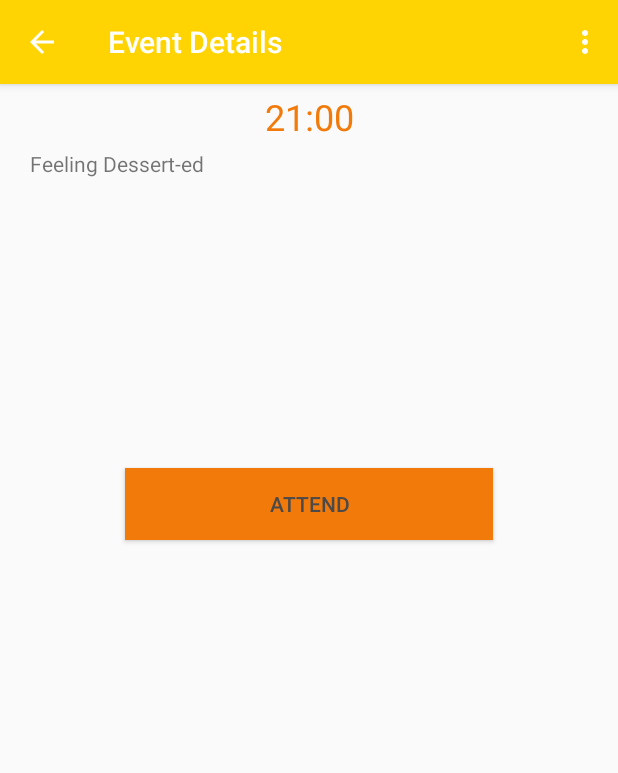
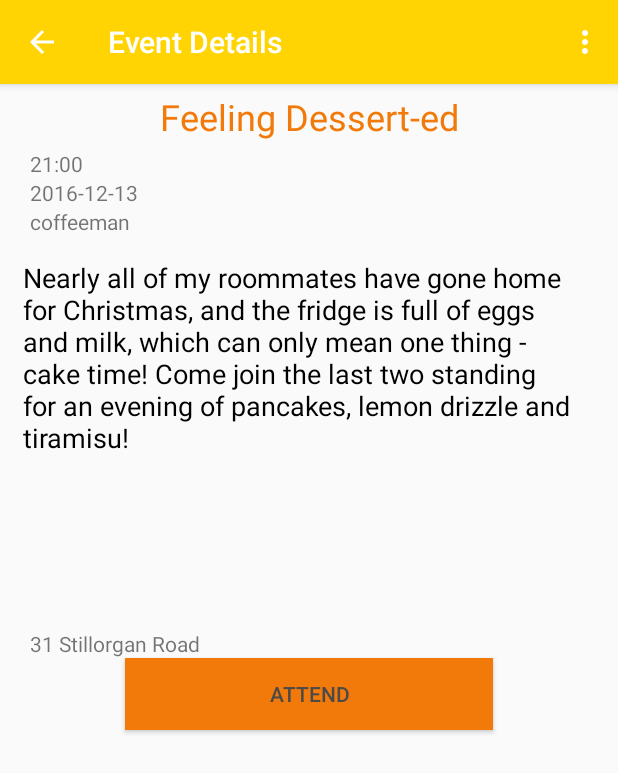
Before and after one commit to silsal/UCDine, an Android app: the EventList screen opened directly, with no data from a screen before it, after a tap on "Feeling Dessert-ed", on a phone screen of 412 x 824 dp. Shown: the top 773 px of the screen. Run offline under Robolectric (Android 15) with nearby library versions, the light colour scheme and no system bars.

Commit message:
adding event list

```diff
--- a/app/src/main/java/com/example/saorla/ucdfood/EventDetail.java
+++ b/app/src/main/java/com/example/saorla/ucdfood/EventDetail.java
@@ -2,6 +2,7 @@ package com.example.saorla.ucdfood;
 
 import android.content.DialogInterface;
 import android.content.Intent;
+import android.content.SharedPreferences;
 import android.media.Image;
 import android.os.Bundle;
 import android.support.v4.app.Fragment;
@@ -43,23 +44,47 @@ public class EventDetail extends AppCompatActivity {
     public final static String ADDRESS_MESSAGE = "address";
     public final static String IS_ATTENDING_MESSAGE = "is_attending";
     public final static String CAN_ATTEND_MESSAGE = "can_attend";
-    public int points = 3;
+    public final static String POINTS_MESSAGE = "points";
+    public final static String EID_MESSAGE = "eid";
+    int int_is_attending;
+    int int_can_attend;
+    int int_points;
 
+    String title ="";
+    String host = "";
+    String details="";
+    String time="";
+    String date="";
+    String address="";
+    String is_attending="";
+    String can_attend="";
+    String points="";
+    String eid="";
+
+    MyDBHandler helperevent = new MyDBHandler(this);
 
     @Override
     protected void onCreate(Bundle savedInstanceState) {
         super.onCreate(savedInstanceState);
         setContentView(R.layout.event_detail);
         onButtonClickListener();
-        String title ="";
-        String host = "";
-        String details="";
         Intent intent = getIntent();
         if (null != intent) {
             title = intent.getStringExtra(EventList.TITLE_MESSAGE);
             host = intent.getStringExtra(EventList.HOST_MESSAGE);
             details = intent.getStringExtra(EventList.DETAILS_MESSAGE);
+            time = intent.getStringExtra(EventList.TIME_MESSAGE);
+            date = intent.getStringExtra(EventList.DATE_MESSAGE);
+            address = intent.getStringExtra(EventList.ADDRESS_MESSAGE);
+            is_attending = intent.getStringExtra(EventList.IS_ATTENDING_MESSAGE);
+           can_attend = intent.getStringExtra(EventList.CAN_ATTEND_MESSAGE);
+            points = intent.getStringExtra(EventList.POINTS_MESSAGE);
+            eid = intent.getStringExtra(EventList.EID_MESSAGE);
         }
+        int_is_attending = Integer.parseInt(is_attending);
+        int_can_attend =  Integer.parseInt(can_attend);
+        int_points = Integer.parseInt(points);
+
 
         TextView titleTxt = (TextView) findViewById(R.id.title);
         titleTxt.setText(title);
@@ -67,8 +92,17 @@ public class EventDetail extends AppCompatActivity {
         TextView hostTxt = (TextView) findViewById(R.id.host);
         hostTxt.setText(host);
 
+        TextView timeTxt = (TextView) findViewById(R.id.time);
+        timeTxt.setText(time);
+
         TextView descriptionTxt = (TextView) findViewById(R.id.description);
         descriptionTxt.setText(details);
+
+        TextView dateTxt = (TextView) findViewById(R.id.date);
+        dateTxt.setText(date);
+
+        TextView addressTxt = (TextView) findViewById(R.id.address);
+        addressTxt.setText(address);
 
 
 // confirmation alert box
@@ -84,13 +118,21 @@ public class EventDetail extends AppCompatActivity {
                                 .setPositiveButton("Yes", new DialogInterface.OnClickListener() {
                                     @Override
                                     public void onClick(DialogInterface dialog, int which) {
-                                        if (points < 1){
-                                            Toast.makeText(getApplicationContext(), "Sorry, you dont have any points left on your account, try hosting an event to earn points!", Toast.LENGTH_LONG).show();
-                                        }else {
-                                            points -= 1;
-                                            Toast.makeText(getApplicationContext(), "One point has been deducted from your account", Toast.LENGTH_LONG).show();
-                                            dialog.cancel();
-                                        }}
+                                        String user = getIdfromSharedPreference();
+                                        int id = Integer.parseInt(user);
+                                        int int_eid = Integer.parseInt(eid);
+//                                        if (int_is_attending >=1) {
+                                            if (int_points <1) {
+                                                Toast.makeText(getApplicationContext(), "Sorry, you dont have any points left on your account, try hosting an event to earn points!", Toast.LENGTH_LONG).show();
+                                            } else {
+                                                helperevent.reducePoints(id);
+                                                helperevent.reduceAvailableNumber(int_eid);
+                                                Toast.makeText(getApplicationContext(), "One point has been deducted from your account", Toast.LENGTH_LONG).show();
+                                                dialog.cancel();
+                                                int_points --;
+                                            }
+//                                        }
+                                    }
                                 })
                                 .setNegativeButton("No",new DialogInterface.OnClickListener(){
                                     @Override
@@ -103,9 +145,15 @@ public class EventDetail extends AppCompatActivity {
                         alert.show();
                     }
                 }
-        );
+        );}
+    public String getIdfromSharedPreference() {
+        SharedPreferences prefs = getSharedPreferences("User_Id", 0);
+        String extractedText = prefs.getString("shared_ref_id", "No ID found");
 
+        return extractedText;
     }
+
+
     @Override
     public boolean onCreateOptionsMenu(Menu menu){
         getMenuInflater().inflate(R.menu.event_detail_main, menu);
--- a/app/src/main/java/com/example/saorla/ucdfood/EventList.java
+++ b/app/src/main/java/com/example/saorla/ucdfood/EventList.java
@@ -45,6 +45,8 @@ public class EventList extends AppCompatActivity implements AsyncResponse{
     public final static String ADDRESS_MESSAGE = "address";
     public final static String IS_ATTENDING_MESSAGE = "is_attending";
     public final static String CAN_ATTEND_MESSAGE = "can_attend";
+    public final static String POINTS_MESSAGE = "points";
+    public final static String EID_MESSAGE = "eid";
     String[] host;
     String[] time;
     String[] title;
@@ -54,6 +56,7 @@ public class EventList extends AppCompatActivity implements AsyncResponse{
     String[] points;
     String[] address;
     String[] date;
+    String[] eid;
 
     @Override
     protected void onCreate(Bundle savedInstanceState) {
@@ -76,14 +79,16 @@ public class EventList extends AppCompatActivity implements AsyncResponse{
             public void onItemClick(AdapterView<?> parent, View v, int pos, long id) {
 //                Toast.makeText(getApplicationContext(), eventDetailList[pos], Toast.LENGTH_LONG).show();
                 Intent intent = new Intent(getApplicationContext(), EventDetail.class);
-                intent.putExtra(TITLE_MESSAGE, host[pos]);
-                intent.putExtra(HOST_MESSAGE,title[pos]);
+                intent.putExtra(TITLE_MESSAGE, title[pos]);
+                intent.putExtra(HOST_MESSAGE,host[pos]);
                 intent.putExtra(DETAILS_MESSAGE, description[pos]);
-                intent.putExtra(DETAILS_MESSAGE, date[pos]);
-                intent.putExtra(DETAILS_MESSAGE, address[pos]);
-                intent.putExtra(DETAILS_MESSAGE, is_attending[pos]);
-                intent.putExtra(DETAILS_MESSAGE, can_attend[pos]);
-                intent.putExtra(DETAILS_MESSAGE, points[pos]);
+                intent.putExtra(DATE_MESSAGE, date[pos]);
+                intent.putExtra(TIME_MESSAGE, time[pos]);
+                intent.putExtra(ADDRESS_MESSAGE, address[pos]);
+                intent.putExtra(IS_ATTENDING_MESSAGE, is_attending[pos]);
+                intent.putExtra(CAN_ATTEND_MESSAGE, can_attend[pos]);
+                intent.putExtra(POINTS_MESSAGE, points[pos]);
+                intent.putExtra(EID_MESSAGE, eid[pos]);
                 startActivity(intent);
             }
         });
@@ -111,19 +116,6 @@ public class EventList extends AppCompatActivity implements AsyncResponse{
             ArrayList<String[]> eventsString = helper.eventinfostr();
 
 
-//            String[] events = eventsString.get(0);
-//            String[] time = eventsString.get(2);
-//            String[] host = eventsString.get(1);
-//            String[] description = eventsString.get(5);
-//
-//            ArrayList<String[]> eventstuff = new ArrayList<>();
-//
-//            eventstuff.add(events);
-//            eventstuff.add(time);
-//            eventstuff.add(host);
-//            eventstuff.add(description);
-
-
             return eventsString;
 
 
@@ -143,28 +135,24 @@ public class EventList extends AppCompatActivity implements AsyncResponse{
             is_attending = new String[response_size];
             points = new String[response_size];
             address = new String[response_size];
-
+            eid = new String[response_size];
             for (int i=0; i<response_size; i++) {
                 title[i] = (response.get(0)[i]);
-                time[i] = (response.get(1)[i]);
-                host[i] = (response.get(2)[i]);
-                description[i] = (response.get(3)[i]);
-                date[i] = (response.get(4)[i]);
+                time[i] = (response.get(2)[i]);
+                host[i] = (response.get(1)[i]);
+                description[i] = (response.get(4)[i]);
+                date[i] = (response.get(3)[i]);
                 address[i] = (response.get(5)[i]);
-                can_attend[i] = (response.get(6)[i]);
-                is_attending[i] = (response.get(7)[i]);
-//                points[i] = (response.get(8)[i]);
-
-                Log.i(EL_LOG, response.get(0)[i]);
-                Log.i(EL_LOG, response.get(1)[i]);
-                Log.i(EL_LOG, response.get(2)[i]);
-
-//                String title_what = response.get(0)[i];
+                can_attend[i] = (response.get(7)[i]);
+                is_attending[i] = (response.get(6)[i]);
+                eid[i] = (response.get(8)[i]);
+                points[i] = (response.get(9)[i]);
                 eventAdapter.add(title[i]);
             }
 
             Log.i(EL_LOG, "EVENTADAPTER IS "+eventAdapter);
-            Log.i(EL_LOG, "IN ON POST ***********");
+            Log.i(EL_LOG, "EID"+response.get(8)[0]);
+            Log.i(EL_LOG, "points"+response.get(9));
 //            delegate.processFinish(response);
         }
     }
--- a/app/src/main/java/com/example/saorla/ucdfood/MyDBHandler.java
+++ b/app/src/main/java/com/example/saorla/ucdfood/MyDBHandler.java
@@ -243,7 +243,12 @@ public class MyDBHandler extends SQLiteOpenHelper{
 
     }
 
-
+    public void  reduceAvailableNumber(int eventid) {
+        db = this.getWritableDatabase();
+        int reduce_attending = 1;
+        db.execSQL("update " + TABLE_EVENTS + " set available_num = available_num -" + reduce_attending + " where _eid =" + eventid+";");
+        db.close();
+    }
     public int EventSize() {
         db = this.getReadableDatabase();
         String query = "select * from "+TABLE_EVENTS;
@@ -313,8 +318,9 @@ public class MyDBHandler extends SQLiteOpenHelper{
 
         String[] invite_num = new String[i];
         String[] avail_num = new String[i];
+        String[] eid = new String[i];
 
-        String query = "select event_name, time, date, description, address, invite_num, available_num from "+TABLE_EVENTS;
+        String query = "select event_name, time, date, description, address, invite_num, available_num, _eid from "+TABLE_EVENTS;
         Cursor result = db.rawQuery(query,null);
         int count = 0;
         if (result.moveToFirst()){
@@ -326,6 +332,7 @@ public class MyDBHandler extends SQLiteOpenHelper{
                 event_address[count]=result.getString(result.getColumnIndex("address"));
                 invite_num[count]= Integer.toString(result.getInt(result.getColumnIndex("invite_num")));
                 avail_num[count]= Integer.toString(result.getInt(result.getColumnIndex("available_num")));
+                eid[count]= Integer.toString(result.getInt(result.getColumnIndex("_eid")));
 
 
                 count++;
@@ -343,6 +350,7 @@ public class MyDBHandler extends SQLiteOpenHelper{
         eventinfoString.add(event_address);
         eventinfoString.add(invite_num);
         eventinfoString.add(avail_num);
+        eventinfoString.add(eid);
         //avail points
         eventinfoString.add(userDetails.get(1));
 
--- a/app/src/main/res/layout/activity_eventlist.xml
+++ b/app/src/main/res/layout/activity_eventlist.xml
@@ -1,5 +1,6 @@
 <?xml version="1.0" encoding="utf-8"?>
 <RelativeLayout xmlns:android="http://schemas.android.com/apk/res/android"
+    xmlns:app="http://schemas.android.com/apk/res-auto"
     xmlns:tools="http://schemas.android.com/tools"
     android:id="@+id/activity_event_list"
     android:layout_width="match_parent"
@@ -15,6 +16,18 @@
         android:layout_height="wrap_content"
         android:layout_alignParentLeft = "true"
         android:layout_alignParentTop = "true"
+
         >
     </ListView>
+
+    <ImageView
+        app:srcCompat="@drawable/food_icon"
+        android:id="@+id/imageView2"
+        android:layout_width="60dp"
+        android:layout_height="60dp"
+        android:scaleType="fitXY"
+        android:paddingBottom="5dp"
+        android:paddingTop="5dp"
+        android:paddingRight="5dp"
+        android:paddingLeft="5dp"/>
 </RelativeLayout>
--- a/app/src/main/res/layout/event_detail.xml
+++ b/app/src/main/res/layout/event_detail.xml
@@ -18,6 +18,19 @@
         android:text="TextView"
         android:layout_width="match_parent"
         android:layout_height="wrap_content"
+        android:id="@+id/time"
+        android:paddingLeft="20dp" />
+    <TextView
+        android:text="TextView"
+        android:layout_width="match_parent"
+        android:layout_height="wrap_content"
+        android:id="@+id/date"
+        android:paddingLeft="20dp" />
+
+    <TextView
+        android:text="TextView"
+        android:layout_width="match_parent"
+        android:layout_height="wrap_content"
         android:id="@+id/host"
         android:paddingLeft="20dp" />
 
@@ -31,6 +44,12 @@
         android:padding="15dp"
         android:textColor="@android:color/black"
         android:textSize="18sp" />
+    <TextView
+        android:text="TextView"
+        android:layout_width="match_parent"
+        android:layout_height="wrap_content"
+        android:id="@+id/address"
+        android:paddingLeft="20dp" />
 
     <Button
         android:text="Attend"
```
